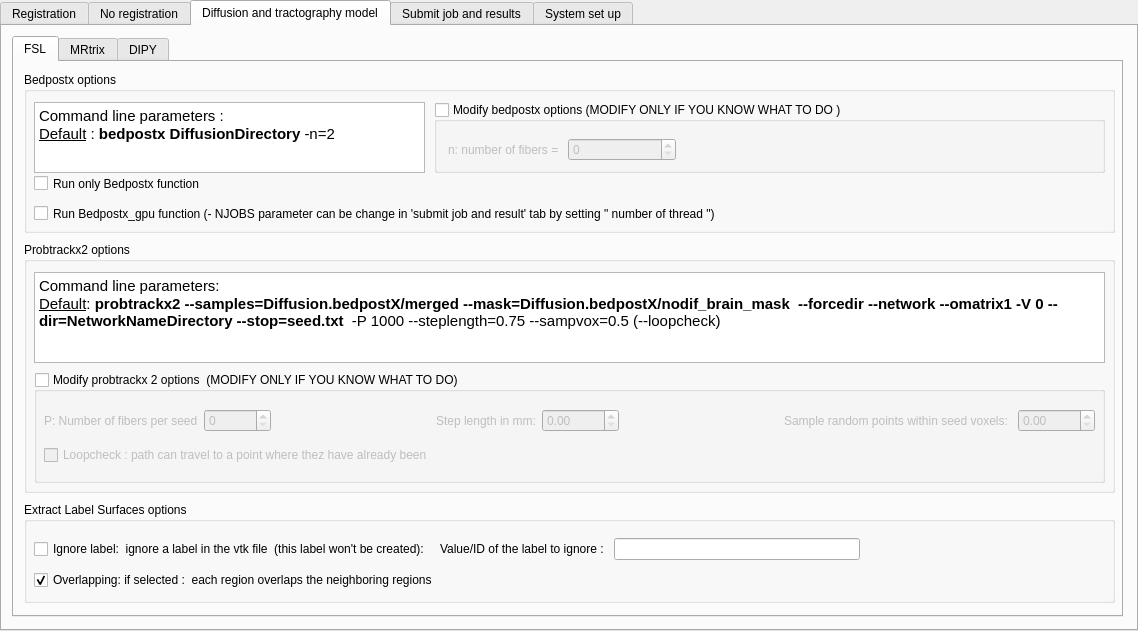
This is interface_tab.ui in HZBCPP/CONTINUITY-lite as Qt 5 draws it before an edit. The edited form follows.
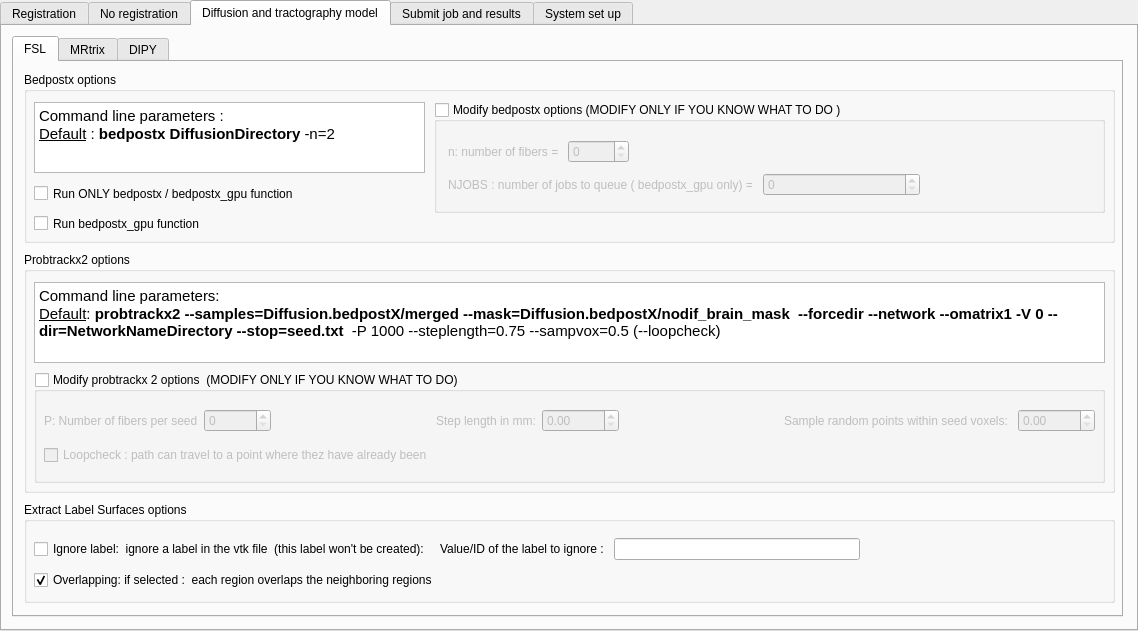
This is the edited form. The open tabs and pages were chosen to show the change.

Commit message: ENH: bedpostx_gpu3

The edit to the form file:
```diff
--- a/interface_tab.ui
+++ b/interface_tab.ui
@@ -4174,7 +4174,7 @@
         <x>10</x>
         <y>10</y>
         <width>1091</width>
-        <height>161</height>
+        <height>171</height>
        </rect>
       </property>
       <property name="title">
@@ -4204,7 +4204,7 @@
          <x>410</x>
          <y>30</y>
          <width>671</width>
-         <height>71</height>
+         <height>111</height>
         </rect>
        </property>
        <property name="title">
@@ -4221,24 +4221,59 @@
          <rect>
           <x>14</x>
           <y>34</y>
-          <width>228</width>
-          <height>28</height>
+          <width>472</width>
+          <height>64</height>
          </rect>
         </property>
-        <layout class="QHBoxLayout" name="horizontalLayout">
+        <layout class="QVBoxLayout" name="verticalLayout_14">
          <item>
-          <widget class="QLabel" name="label_8">
-           <property name="text">
-            <string>n: number of fibers = </string>
-           </property>
-          </widget>
+          <layout class="QHBoxLayout" name="horizontalLayout">
+           <item>
+            <widget class="QLabel" name="label_8">
+             <property name="text">
+              <string>n: number of fibers = </string>
+             </property>
+            </widget>
+           </item>
+           <item>
+            <widget class="QSpinBox" name="nb_fibers_spinBox">
+             <property name="maximum">
+              <number>10000</number>
+             </property>
+            </widget>
+           </item>
+           <item>
+            <spacer name="horizontalSpacer_2">
+             <property name="orientation">
+              <enum>Qt::Horizontal</enum>
+             </property>
+             <property name="sizeHint" stdset="0">
+              <size>
+               <width>40</width>
+               <height>20</height>
+              </size>
+             </property>
+            </spacer>
+           </item>
+          </layout>
          </item>
          <item>
-          <widget class="QSpinBox" name="nb_fibers_spinBox">
-           <property name="maximum">
-            <number>10000</number>
-           </property>
-          </widget>
+          <layout class="QHBoxLayout" name="horizontalLayout_22">
+           <item>
+            <widget class="QLabel" name="label_14">
+             <property name="text">
+              <string>NJOBS : number of jobs to queue ( bedpostx_gpu only) = </string>
+             </property>
+            </widget>
+           </item>
+           <item>
+            <widget class="QSpinBox" name="nb_jobs_bedpostx_gpu_spinBox">
+             <property name="maximum">
+              <number>10000</number>
+             </property>
+            </widget>
+           </item>
+          </layout>
          </item>
         </layout>
        </widget>
@@ -4247,26 +4282,26 @@
        <property name="geometry">
         <rect>
          <x>10</x>
-         <y>100</y>
-         <width>241</width>
+         <y>110</y>
+         <width>341</width>
          <height>23</height>
         </rect>
        </property>
        <property name="text">
-        <string>Run only Bedpostx function </string>
+        <string>Run ONLY bedpostx / bedpostx_gpu function </string>
        </property>
       </widget>
       <widget class="QCheckBox" name="bedpostx_gpu_checkBox">
        <property name="geometry">
         <rect>
          <x>10</x>
-         <y>130</y>
+         <y>140</y>
          <width>1061</width>
          <height>23</height>
         </rect>
        </property>
        <property name="text">
-        <string>Run Bedpostx_gpu function (- NJOBS parameter can be change in 'submit job and result' tab by setting &quot; number of thread &quot;)</string>
+        <string>Run bedpostx_gpu function </string>
        </property>
       </widget>
      </widget>
@@ -4347,9 +4382,9 @@
       <property name="geometry">
        <rect>
         <x>10</x>
-        <y>180</y>
+        <y>190</y>
         <width>1091</width>
-        <height>251</height>
+        <height>241</height>
        </rect>
       </property>
       <property name="title">
@@ -4361,7 +4396,7 @@
          <x>10</x>
          <y>30</y>
          <width>1071</width>
-         <height>91</height>
+         <height>81</height>
         </rect>
        </property>
        <property name="styleSheet">
@@ -4380,7 +4415,7 @@
        <property name="geometry">
         <rect>
          <x>10</x>
-         <y>130</y>
+         <y>120</y>
          <width>1071</width>
          <height>111</height>
         </rect>
@@ -6260,7 +6295,7 @@
 &lt;p style=&quot; margin-top:0px; margin-bottom:0px; margin-left:0px; margin-right:0px; -qt-block-indent:0; text-indent:0px;&quot;&gt;No file selected.&lt;/p&gt;&lt;/body&gt;&lt;/html&gt;</string>
        </property>
       </widget>
-      <widget class="QWidget" name="">
+      <widget class="QWidget" name="layoutWidget">
        <property name="geometry">
         <rect>
          <x>10</x>
@@ -6467,7 +6502,7 @@
        </layout>
       </widget>
      </widget>
-     <widget class="QWidget" name="">
+     <widget class="QWidget" name="layoutWidget">
       <property name="geometry">
        <rect>
         <x>10</x>
```
Left out of the diff: 33 changed lines with no effect on the pictures. The commit also changes 1 other file.
